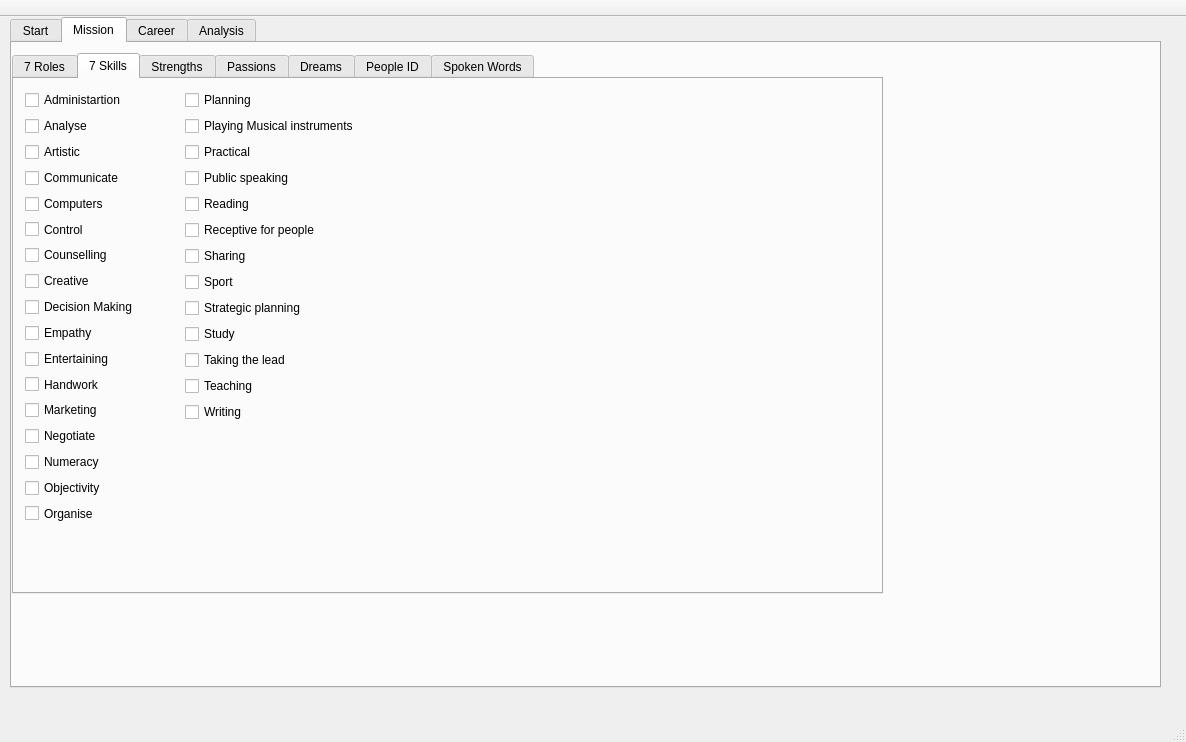
Qt form src/prothesis-gui/mainwindow.ui (egeldenhuys/prothesis) before a commit.
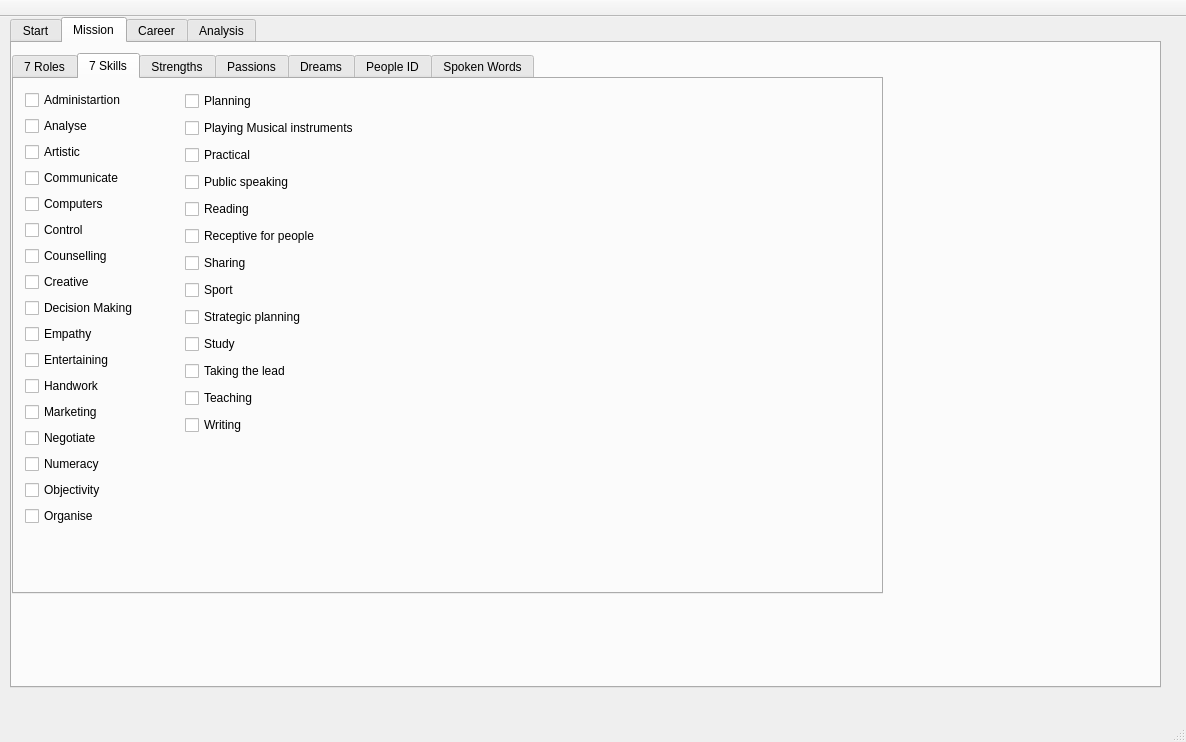
The same form after that commit. The open tabs and pages were chosen to show the change.

Commit message: Add Load and Save for MBTI

```diff
--- a/src/prothesis-gui/mainwindow.ui
+++ b/src/prothesis-gui/mainwindow.ui
@@ -737,7 +737,7 @@
           <x>0</x>
           <y>0</y>
           <width>160</width>
-          <height>455</height>
+          <height>472</height>
          </rect>
         </property>
         <layout class="QVBoxLayout" name="verticalLayout_3">
@@ -867,8 +867,8 @@
          <rect>
           <x>160</x>
           <y>0</y>
-          <width>195</width>
-          <height>455</height>
+          <width>199</width>
+          <height>459</height>
          </rect>
         </property>
         <layout class="QVBoxLayout" name="verticalLayout_4">
```
Left out of the diff: 21 changed lines with no effect on the pictures. The commit also changes 1 other file.
